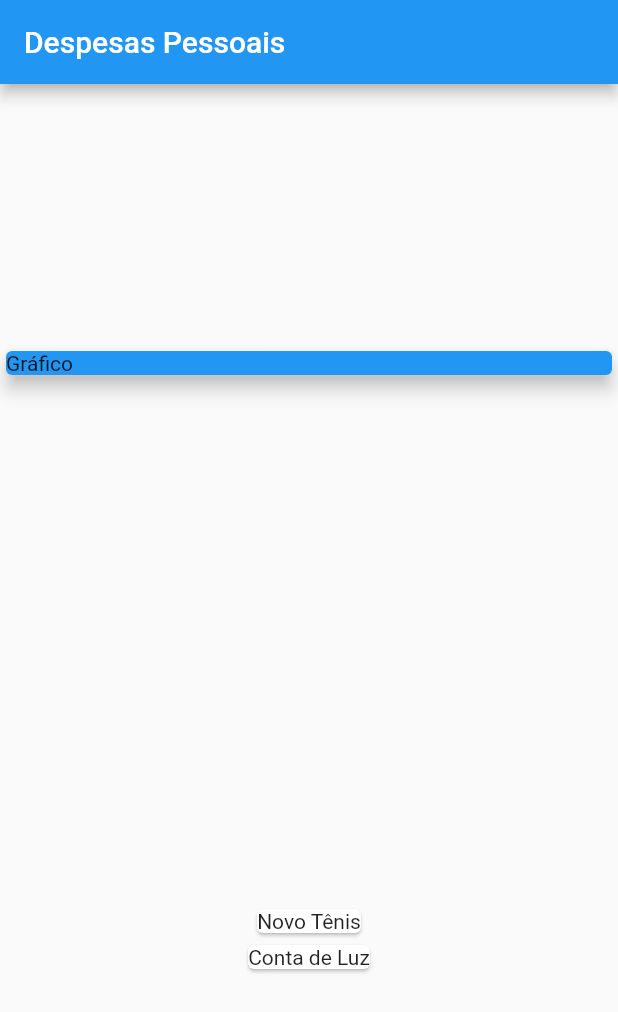
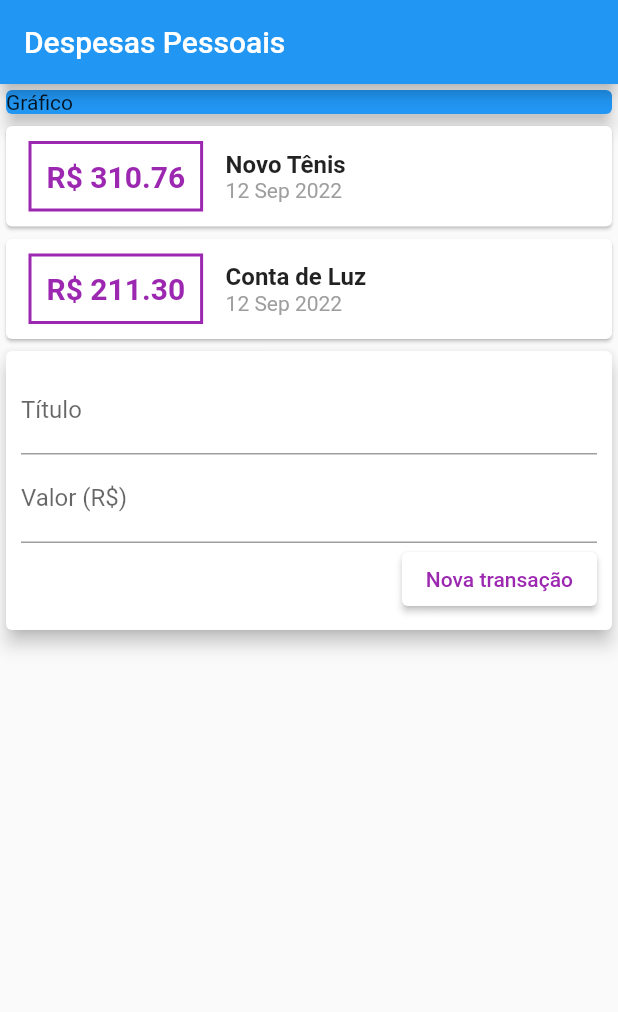
Before and after one commit to pedroschiavom/expenses_app, a Flutter app: the screen it shows after launch, on a phone screen of 412 x 824 dp. Shown: the top 1012 px of the screen. Run offline on Flutter 3.47's test engine with Material 2 defaults, Android fonts, the phone set to English and light mode, and no system bars.

Commit message:
new components of transaction

```diff
--- /dev/null
+++ b/lib/components/transaction_form.dart
@@ -0,0 +1,48 @@
+import 'package:flutter/material.dart';
+
+class TransactionForm extends StatelessWidget {
+
+  final titleController = TextEditingController();
+  final valueController = TextEditingController();
+
+  @override
+  Widget build(BuildContext context) {
+    return Card(
+      elevation: 5,
+      child: Padding(
+        padding: const EdgeInsets.all(10),
+        child: Column(
+          children: <Widget>[
+            TextField(
+              controller: titleController,
+              decoration: InputDecoration(
+                labelText: "Título",
+              ),
+            ),
+            TextField(
+              controller: valueController,
+              decoration: InputDecoration(
+                labelText: "Valor (R\$)",
+              ),
+            ),
+            Row(
+              mainAxisAlignment: MainAxisAlignment.end,
+              children: [
+                ElevatedButton(
+                    style: ElevatedButton.styleFrom(
+                      primary: Colors.white,
+                      onPrimary: Colors.purple,
+                    ),
+                    onPressed: () {
+                      print(titleController.text);
+                      print(valueController.text);
+                    },
+                    child: Text("Nova transação")),
+              ],
+            )
+          ],
+        ),
+      ),
+    );
+  }
+}
--- /dev/null
+++ b/lib/components/transaction_list.dart
@@ -0,0 +1,58 @@
+import 'package:expenses/models/transaction.dart';
+import 'package:intl/intl.dart';
+import 'package:flutter/material.dart';
+import '../models/transaction.dart';
+
+class TransactionList extends StatelessWidget {
+  final List<Transaction> transactions;
+
+  TransactionList(this.transactions);
+
+  @override
+  Widget build(BuildContext context) {
+    return Column(
+        children: transactions.map((tr) {
+      return Card(
+        child: Row(
+          children: <Widget>[
+            Container(
+              margin: EdgeInsets.symmetric(horizontal: 15, vertical: 10),
+              decoration: BoxDecoration(
+                  border: Border.all(
+                color: Colors.purple,
+                width: 2,
+              )),
+              padding: EdgeInsets.all(10),
+              child: Text(
+                'R\$ ${tr.value.toStringAsFixed(2)}',
+                style: TextStyle(
+                  fontWeight: FontWeight.bold,
+                  fontSize: 20,
+                  color: Colors.purple,
+                ),
+              ),
+            ),
+            Column(
+              crossAxisAlignment: CrossAxisAlignment.start,
+              children: <Widget>[
+                Text(
+                  tr.title,
+                  style: TextStyle(
+                    fontSize: 16,
+                    fontWeight: FontWeight.bold,
+                  ),
+                ),
+                Text(
+                  DateFormat('d MMM y').format(tr.date),
+                  style: TextStyle(
+                    color: Colors.grey,
+                  ),
+                ),
+              ],
+            )
+          ],
+        ),
+      );
+    }).toList());
+  }
+}
--- /dev/null
+++ b/lib/components/transaction_user.dart
@@ -0,0 +1,39 @@
+import 'package:flutter/cupertino.dart';
+import 'package:flutter/material.dart';
+import 'transaction_form.dart';
+import 'transaction_list.dart';
+import '../models/transaction.dart';
+class TransactionUser extends StatefulWidget {
+
+
+  @override
+  State<TransactionUser> createState() => _TransactionUserState();
+}
+
+class _TransactionUserState extends State<TransactionUser> {
+
+  final _transactions = [
+    Transaction(
+      id: 't1',
+      title: 'Novo Tênis',
+      value: 310.76,
+      date: DateTime.now(),
+      ),
+      Transaction(
+      id: 't2',
+      title: 'Conta de Luz',
+      value: 211.30,
+      date: DateTime.now(),
+      ),
+  ];
+
+  @override
+  Widget build(BuildContext context) {
+    return Column(
+      children: <Widget>[
+        TransactionList(_transactions),
+        TransactionForm(),
+      ],
+    );
+  }
+}
--- a/lib/main.dart
+++ b/lib/main.dart
@@ -1,35 +1,19 @@
-
-import 'package:expenses/models/transaction.dart';
+import 'package:expenses/components/transaction_list.dart';
+import 'package:expenses/components/transaction_user.dart';
 import 'package:flutter/material.dart';
 
 main() => runApp(ExpensesApp());
 
 class ExpensesApp extends StatelessWidget {
-
-   @override
+  @override
   Widget build(BuildContext context) {
     return MaterialApp(
-      home: MyHomePage());
+      home: MyHomePage(),
+    );
   }
 }
 
-
 class MyHomePage extends StatelessWidget {
-  final _transactions = [
-    Transaction(
-      id: 't1',
-      title: 'Novo Tênis',
-      value: 310.76,
-      date: DateTime.now(),
-      ),
-      Transaction(
-      id: 't2',
-      title: 'Conta de Luz',
-      value: 211.30,
-      date: DateTime.now(),
-      ),
-  ];
-
   @override
   Widget build(BuildContext context) {
     return Scaffold(
@@ -37,7 +21,6 @@ class MyHomePage extends StatelessWidget {
         title: Text('Despesas Pessoais'),
       ),
       body: Column(
-        mainAxisAlignment: MainAxisAlignment.spaceAround,
         crossAxisAlignment: CrossAxisAlignment.stretch,
         children: <Widget>[
           Container(
@@ -49,13 +32,7 @@ class MyHomePage extends StatelessWidget {
               elevation: 5,
             ),
           ),
-          Column(
-           children: _transactions.map((tr){
-              return Card(
-                child: Text(tr.title),
-              );
-            }).toList()
-          )
+          TransactionUser(),
         ],
       ),
     );
--- a/pubspec.yaml
+++ b/pubspec.yaml
@@ -29,6 +29,7 @@ environment:
 dependencies:
   flutter:
     sdk: flutter
+  intl: ^0.17.0
 
 
   # The following adds the Cupertino Icons font to your application.
```
